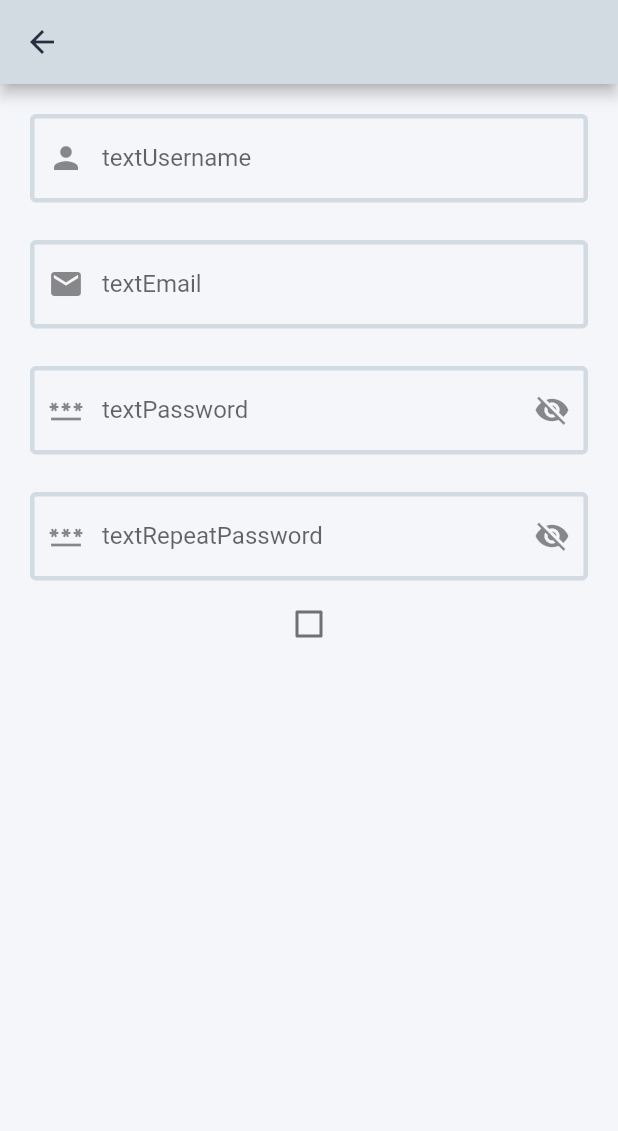
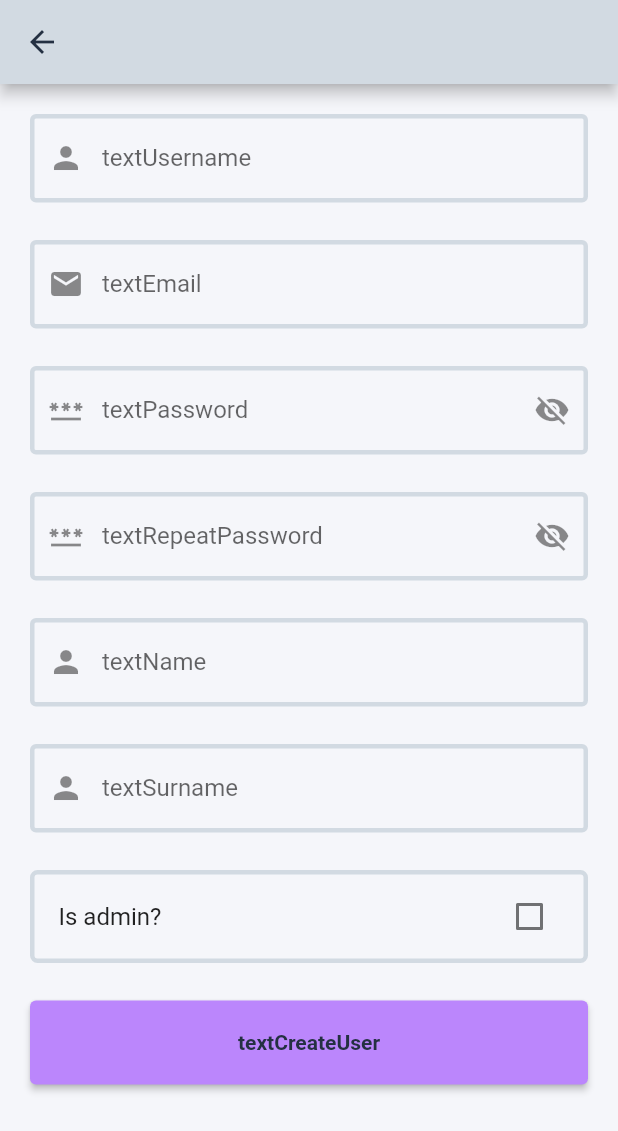
Before and after one commit to Alvaro-Final-Proyect/App, a Flutter app: the CreateUserScreen screen opened by its route, on a phone screen of 412 x 824 dp. Shown: the top 1131 px of the screen. Run offline on Flutter 3.47's test engine with Material 2 defaults, Android fonts, the phone set to English and light mode, and no system bars; our stand-ins replace auto_size_text, carousel_slider, dio, easy_splash_screen, file_picker, fluttertoast and 7 more; missing offline and left inert: gender_picker, graphic, icon_badge; accounts and stored records are empty; generated files the repository leaves out were written again; network calls fail.

Commit message:
- check box border

```diff
--- a/lib/screens/create_user_screen/create_user_body.dart
+++ b/lib/screens/create_user_screen/create_user_body.dart
@@ -2,6 +2,8 @@ import 'package:flutter/material.dart';
 import 'package:get/get.dart';
 import 'package:padel/screens/create_user_screen/create_user_controller.dart';
 import 'package:padel/util/input_controllers/text_input_controller.dart';
+import 'package:padel/widgets/custom_checkbox.dart';
+import 'package:padel/widgets/expanded_button.dart';
 
 class CreateUserBody extends StatelessWidget {
   CreateUserBody({Key? key}) : super(key: key);
@@ -45,10 +47,10 @@ class CreateUserBody extends StatelessWidget {
               onChanged: (value) {
                 _createUserController.passwordInputController.onChanged(value);
                 _createUserController.passwordInputController.validate();
-                _createUserController.repeatPasswordController.validate(
+                _createUserController.repeatPasswordInputController.validate(
                   values: {
                     'password':
-                    _createUserController.passwordInputController.text,
+                        _createUserController.passwordInputController.text,
                   },
                 );
               },
@@ -69,12 +71,13 @@ class CreateUserBody extends StatelessWidget {
           // REPEAT PASSWORD
           Obx(() {
             return Input(
-              controller: _createUserController.repeatPasswordController,
+              controller: _createUserController.repeatPasswordInputController,
               prefixIcon: const Icon(Icons.password),
               padding: const EdgeInsets.fromLTRB(20, 20, 20, 5),
               onChanged: (value) {
-                _createUserController.repeatPasswordController.onChanged(value);
-                _createUserController.repeatPasswordController.validate(
+                _createUserController.repeatPasswordInputController
+                    .onChanged(value);
+                _createUserController.repeatPasswordInputController.validate(
                   values: {
                     'password':
                         _createUserController.passwordInputController.text,
@@ -84,19 +87,53 @@ class CreateUserBody extends StatelessWidget {
               label: 'textRepeatPassword'.tr,
               suffixIcon: IconButton(
                 onPressed: _createUserController
-                    .repeatPasswordController.toggleVisibility,
+                    .repeatPasswordInputController.toggleVisibility,
                 icon: Icon(
-                  _createUserController.repeatPasswordController.isVisible
+                  _createUserController.repeatPasswordInputController.isVisible
                       ? Icons.visibility
                       : Icons.visibility_off,
                 ),
               ),
-              obscureText:
-                  !_createUserController.repeatPasswordController.isVisible,
+              obscureText: !_createUserController
+                  .repeatPasswordInputController.isVisible,
             );
           }),
+          // NAME
+          Input(
+            controller: _createUserController.nameInputController,
+            prefixIcon: const Icon(Icons.person),
+            padding: const EdgeInsets.fromLTRB(20, 20, 20, 5),
+            onChanged: (value) {
+              _createUserController.nameInputController.onChanged(value);
+              _createUserController.nameInputController.validate();
+            },
+            label: 'textName'.tr,
+          ),
+          // SURNAME
+          Input(
+            controller: _createUserController.surnamePasswordController,
+            prefixIcon: const Icon(Icons.person),
+            padding: const EdgeInsets.fromLTRB(20, 20, 20, 5),
+            onChanged: (value) {
+              _createUserController.surnamePasswordController.onChanged(value);
+              _createUserController.surnamePasswordController.validate();
+            },
+            label: 'textSurname'.tr,
+          ),
           // IS ADMIN
-          Checkbox(value: false, onChanged: (value) {})
+          Padding(
+            padding: const EdgeInsets.fromLTRB(20, 20, 20, 20),
+            child: CustomCheckbox(
+              checkboxController: _createUserController.checkboxController,
+              title: 'Is admin?',
+            ),
+          ),
+          ExpandedButton(
+            text: 'textCreateUser'.tr,
+            onPressed: () {},
+            margin: const EdgeInsets.only(left: 20, right: 20, bottom: 10, top: 5),
+            padding: const EdgeInsets.all(20),
+          )
         ],
       ),
     );
--- a/lib/screens/create_user_screen/create_user_controller.dart
+++ b/lib/screens/create_user_screen/create_user_controller.dart
@@ -1,9 +1,10 @@
 import 'dart:developer';
-
 import 'package:get/get.dart';
 import 'package:padel/domain/get_all_usernames_use_case.dart';
+import 'package:padel/util/input_controllers/empty_input_controller.dart';
 import 'package:padel/util/input_controllers/password_input_controller.dart';
 import 'package:padel/util/input_controllers/username_input_controller.dart';
+import 'package:padel/widgets/custom_checkbox.dart';
 import '../../util/input_controllers/email_input_controller.dart';
 import '../../util/input_controllers/repeat_password_input_controller.dart';
 
@@ -11,7 +12,10 @@ class CreateUserController extends GetxController {
   final usernameInputController = UsernameInputController();
   final emailInputController = EmailInputController();
   final passwordInputController = PasswordInputController();
-  final repeatPasswordController = RepeatPasswordInputController();
+  final repeatPasswordInputController = RepeatPasswordInputController();
+  final nameInputController = EmptyInputController();
+  final surnamePasswordController = EmptyInputController();
+  final checkboxController = CheckboxController();
 
   final getAllUsernamesUseCase = GetAllUsernamesUseCase();
 
--- /dev/null
+++ b/lib/util/input_controllers/empty_input_controller.dart
@@ -0,0 +1,14 @@
+import 'package:padel/util/input_controllers/text_input_controller.dart';
+
+class EmptyInputController extends TextInputController {
+  @override
+  bool validate({Map<String, dynamic>? values}) {
+    if(text.isEmpty){
+      error = 'Input can\'t be empty';
+      return false;
+    }
+
+    error = null;
+    return true;
+  }
+}
--- a/lib/widgets/custom_checkbox.dart
+++ b/lib/widgets/custom_checkbox.dart
@@ -20,6 +20,13 @@ class CustomCheckbox extends StatelessWidget {
     return Obx(
       () {
         return CheckboxListTile(
+          shape: RoundedRectangleBorder(
+            side: BorderSide(
+              color: Theme.of(context).colorScheme.onSurface,
+              width: 3.0,
+            ),
+            borderRadius: BorderRadius.circular(5)
+          ),
           title: Text(title.tr),
           value: checkboxController.isChecked.value,
           onChanged: (value) => checkboxController.toggleCheck(value ?? false),
```
Also changed, not shown: lib/screens/login_screen/login_page.dart (+6 -3 lines).
